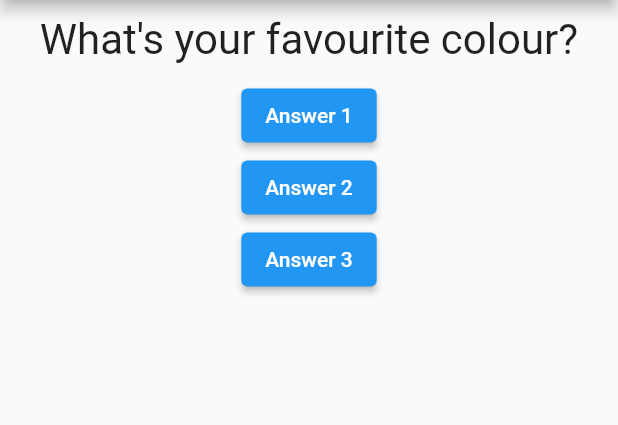
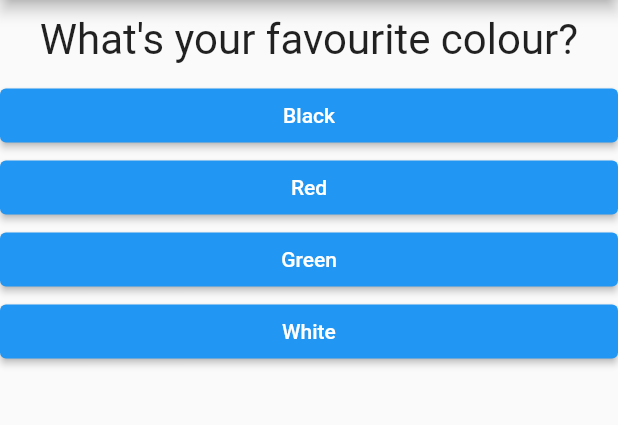
Before and after one commit to BBQRIBS72/first_app, a Flutter app: the screen it shows after launch, on a phone screen of 412 x 824 dp, the part 84-509 px from its top. Run offline on Flutter 3.47's test engine with Material 2 defaults, Android fonts, the phone set to English and light mode, and no system bars; missing offline and left inert: dart:ffi.

Commit message:
Finish Section 2

```diff
--- /dev/null
+++ b/lib/answer.dart
@@ -0,0 +1,23 @@
+import 'package:flutter/material.dart';
+
+class Answer extends StatelessWidget {
+  final VoidCallback selectHandler;
+  final String answerText;
+
+  const Answer(this.selectHandler, this.answerText, {super.key});
+
+  @override
+  Widget build(BuildContext context) {
+    return SizedBox(
+      width: double.infinity,
+      child: ElevatedButton(
+        style: ButtonStyle(
+          backgroundColor: MaterialStateProperty.all(Colors.blue),
+          foregroundColor: MaterialStateProperty.all(Colors.white),
+        ),
+        onPressed: selectHandler,
+        child: Text(answerText),
+      ),
+    );
+  }
+}
--- a/lib/main.dart
+++ b/lib/main.dart
@@ -1,6 +1,7 @@
 import 'package:flutter/material.dart';
 
-import './question.dart';
+import './quiz.dart';
+import './result.dart';
 
 void main() {
   runApp(const MyApp());
@@ -16,34 +17,64 @@ class MyApp extends StatefulWidget {
 }
 
 class _MyAppState extends State<MyApp> {
+  final _questions = const [
+    {
+      'questionText': 'What\'s your favourite colour?',
+      'answers': [
+        {'text': 'Black', 'score': 10},
+        {'text': 'Red', 'score': 5},
+        {'text': 'Green', 'score': 2},
+        {'text': 'White', 'score': 1},
+      ],
+    },
+    {
+      'questionText': 'What\'s your favourite animal?',
+      'answers': [
+        {'text': 'Dog', 'score': 10},
+        {'text': 'Cat', 'score': 5},
+        {'text': 'Snake', 'score': 2},
+        {'text': 'Bird', 'score': 1},
+      ],
+    },
+    {
+      'questionText': 'What\'s your favourite city?',
+      'answers': [
+        {'text': 'London', 'score': 10},
+        {'text': 'Paris', 'score': 5},
+        {'text': 'Berlin', 'score': 2},
+        {'text': 'Madrid', 'score': 1},
+      ],
+    },
+  ];
+
   var _questionIndex = 0;
+  var _totalScore = 0;
 
-  void _answerQuestion() {
+  void _resetQuiz() {
+    setState(() {
+      _questionIndex = 0;
+      _totalScore = 0;
+    });
+  }
+
+  void _answerQuestion(int score) {
+    _totalScore +=score;
+
     setState(() {
       _questionIndex = _questionIndex + 1;
     });
-    print('answer chosen!');
   }
 
   @override
   Widget build(BuildContext context) {
-    var questions = [
-      'What\'s your favourite colour?',
-      'What\'s your favourite animal?',
-    ];
     return MaterialApp(
       home: Scaffold(
         appBar: AppBar(
           title: const Text('My First App'),
         ),
-        body: Column(
-          children: [
-            Question(questions[_questionIndex]),
-            ElevatedButton(onPressed: _answerQuestion, child: const Text('Answer 1')),
-            ElevatedButton(onPressed: _answerQuestion, child: const Text('Answer 2')),
-            ElevatedButton(onPressed: _answerQuestion, child: const Text('Answer 3')),
-          ],
-        ),
+        body: _questionIndex < _questions.length
+            ? Quiz(_questions, _answerQuestion, _questionIndex)
+            : Result(_totalScore, _resetQuiz)
       ),
     );
   }
--- /dev/null
+++ b/lib/quiz.dart
@@ -0,0 +1,26 @@
+import 'package:flutter/material.dart';
+
+import './question.dart';
+import './answer.dart';
+
+class Quiz extends StatelessWidget {
+
+  final List<Map<String, Object>> questions;
+  final Function answerQuestion;
+  final int questionIndex;
+
+  const Quiz(this.questions, this.answerQuestion, this.questionIndex, {super.key});
+  @override
+  Widget build(BuildContext context) {
+    return Column(
+      children: [
+        Question(
+          questions[questionIndex]['questionText'] as String,
+        ),
+        ...(questions[questionIndex]['answers'] as List<Map<String, Object>>).map((answer) {
+          return Answer(() => answerQuestion(answer['score']), answer['text'] as String);
+        }).toList()
+      ],
+    );
+  }
+}
```
Also changed, not shown: lib/result.dart (added, +38 -0 lines).
